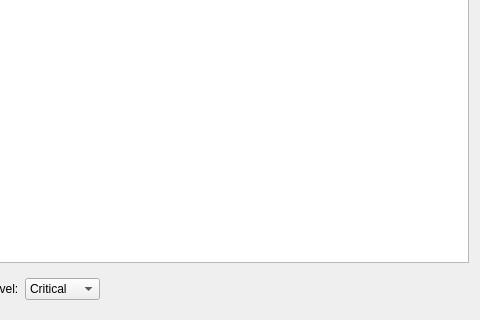
cmbruns/vimage, file vmg/log.ui: the form before one commit; both pictures show x 109 to 589 and y 256 to 576 of the 589 by 576 pixel window.
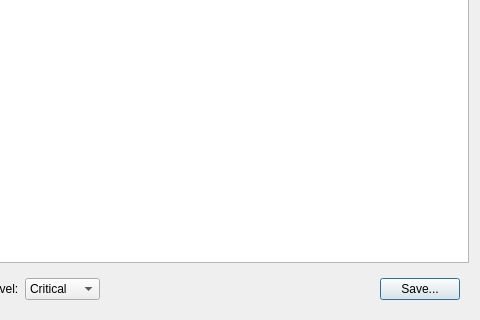
The form after the commit. Custom widgets are drawn as their Qt base class.

Commit message: Implement "save log" button on log window.

```diff
--- a/vmg/log.ui
+++ b/vmg/log.ui
@@ -81,6 +81,13 @@
         </property>
        </spacer>
       </item>
+      <item>
+       <widget class="QPushButton" name="saveLogButton">
+        <property name="text">
+         <string>Save...</string>
+        </property>
+       </widget>
+      </item>
      </layout>
     </widget>
    </item>
```
Left out of the diff: 11 changed lines with no effect on the pictures. The commit also changes 3 other files.
